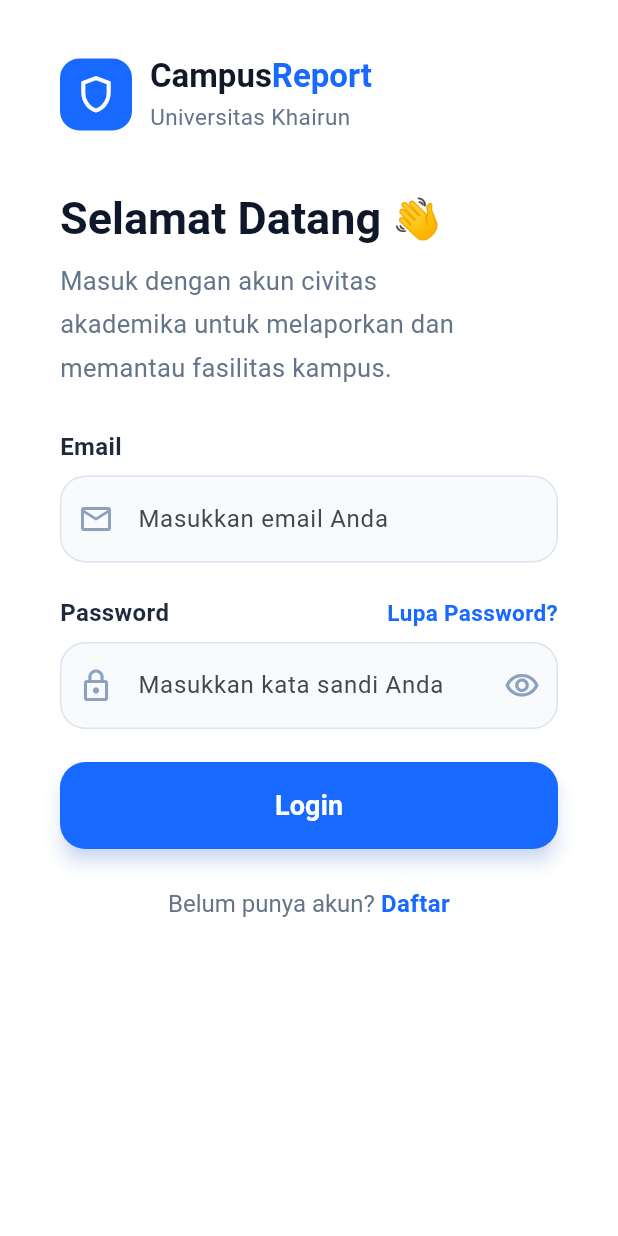
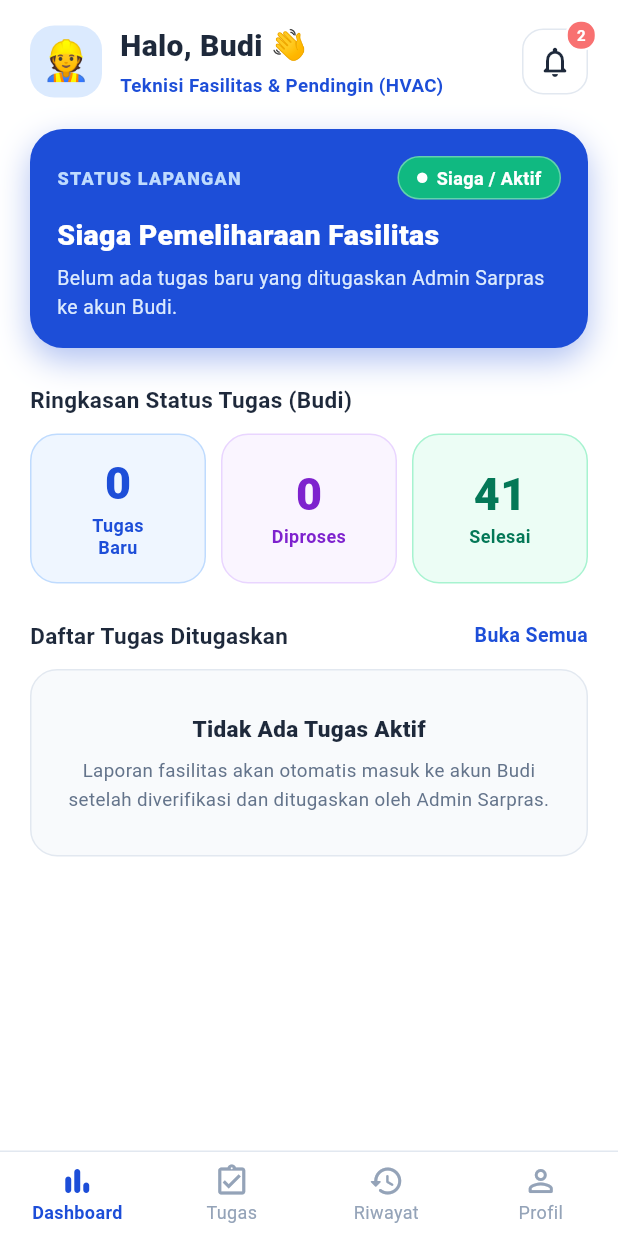
Before and after one commit to ekawati28/Projek-Mobile-, a Flutter app: the screen it shows after launch, on a phone screen of 412 x 824 dp. Run offline on Flutter 3.47's test engine with Material 3 defaults, Android fonts, the phone set to English and light mode, and no system bars; our stand-ins replace camera, image_picker, supabase_flutter; accounts and stored records are empty; Roboto replaces fonts that are missing (Arial).

Commit message:
Tambah dashboard petugas

```diff
--- a/lib/main.dart
+++ b/lib/main.dart
@@ -1,4 +1,5 @@
 
+import 'package:campusreport/views/petugas/dashboard_petugas.dart';
 import 'package:flutter/material.dart';
 import 'package:supabase_flutter/supabase_flutter.dart';
 
@@ -53,7 +54,7 @@ class CampusReportApp extends StatelessWidget {
           seedColor: const Color(0xFF2563EB),
         ),
       ),
-      home: const SplashPage(),
+      home: const DashboardPetugasPage(),
     );
   }
 }
--- /dev/null
+++ b/lib/views/petugas/dashboard_petugas.dart
@@ -0,0 +1,431 @@
+import 'package:flutter/material.dart';
+
+class DashboardPetugasPage extends StatefulWidget {
+  const DashboardPetugasPage({super.key});
+
+  @override
+  State<DashboardPetugasPage> createState() => _DashboardPetugasPageState();
+}
+
+class _DashboardPetugasPageState extends State<DashboardPetugasPage> {
+  // Data contoh, nanti ganti dengan data dari Supabase
+  final String nama = 'Budi';
+  final String jabatan = 'Teknisi Fasilitas & Pendingin (HVAC)';
+  final int jumlahNotifikasi = 2;
+  final int tugasBaru = 0;
+  final int tugasDiproses = 0;
+  final int tugasSelesai = 41;
+  final List<dynamic> daftarTugas = [];
+
+  int _selectedIndex = 0;
+
+  static const Color _biru = Color(0xFF1D4ED8);
+  static const Color _teksGelap = Color(0xFF1E293B);
+  static const Color _teksAbu = Color(0xFF64748B);
+
+  @override
+  Widget build(BuildContext context) {
+    return Scaffold(
+      backgroundColor: Colors.white,
+      body: SafeArea(
+        child: SingleChildScrollView(
+          padding: const EdgeInsets.symmetric(horizontal: 20, vertical: 16),
+          child: Column(
+            crossAxisAlignment: CrossAxisAlignment.start,
+            children: [
+              _buildHeader(),
+              const SizedBox(height: 20),
+              _buildStatusLapangan(),
+              const SizedBox(height: 24),
+              Text(
+                'Ringkasan Status Tugas ($nama)',
+                style: const TextStyle(
+                  fontSize: 15,
+                  fontWeight: FontWeight.w700,
+                  color: _teksGelap,
+                ),
+              ),
+              const SizedBox(height: 12),
+              _buildRingkasan(),
+              const SizedBox(height: 24),
+              _buildDaftarTugasHeader(),
+              const SizedBox(height: 12),
+              daftarTugas.isEmpty ? _buildTugasKosong() : _buildListTugas(),
+            ],
+          ),
+        ),
+      ),
+      bottomNavigationBar: _buildBottomNav(),
+    );
+  }
+
+  // ---------------- HEADER ----------------
+  Widget _buildHeader() {
+    return Row(
+      children: [
+        Container(
+          width: 48,
+          height: 48,
+          decoration: BoxDecoration(
+            color: const Color(0xFFDBEAFE),
+            borderRadius: BorderRadius.circular(16),
+          ),
+          child: const Center(
+            child: Text(
+              '👷',
+              style: TextStyle(fontSize: 26),
+            ),
+          ),
+        ),
+        const SizedBox(width: 12),
+        Expanded(
+          child: Column(
+            crossAxisAlignment: CrossAxisAlignment.start,
+            children: [
+              Text(
+                'Halo, $nama 👋',
+                style: const TextStyle(
+                  fontSize: 20,
+                  fontWeight: FontWeight.w800,
+                  color: _teksGelap,
+                ),
+              ),
+              const SizedBox(height: 2),
+              Text(
+                jabatan,
+                style: const TextStyle(
+                  fontSize: 12.5,
+                  fontWeight: FontWeight.w600,
+                  color: _biru,
+                  height: 1.5,
+                ),
+              ),
+            ],
+          ),
+        ),
+        const SizedBox(width: 8),
+        Stack(
+          clipBehavior: Clip.none,
+          children: [
+            Container(
+              width: 44,
+              height: 44,
+              decoration: BoxDecoration(
+                color: Colors.white,
+                borderRadius: BorderRadius.circular(14),
+                border: Border.all(color: const Color(0xFFE2E8F0)),
+              ),
+              child: const Icon(Icons.notifications_none_rounded,
+                  color: _teksGelap, size: 24),
+            ),
+            if (jumlahNotifikasi > 0)
+              Positioned(
+                top: -6,
+                right: -6,
+                child: Container(
+                  padding:
+                      const EdgeInsets.symmetric(horizontal: 6, vertical: 2),
+                  decoration: BoxDecoration(
+                    color: const Color(0xFFF87171),
+                    borderRadius: BorderRadius.circular(10),
+                    border: Border.all(color: Colors.white, width: 1.5),
+                  ),
+                  child: Text(
+                    '$jumlahNotifikasi',
+                    style: const TextStyle(
+                      color: Colors.white,
+                      fontSize: 10,
+                      fontWeight: FontWeight.w700,
+                    ),
+                  ),
+                ),
+              ),
+          ],
+        ),
+      ],
+    );
+  }
+
+  // ---------------- KARTU STATUS LAPANGAN ----------------
+  Widget _buildStatusLapangan() {
+    return Container(
+      width: double.infinity,
+      padding: const EdgeInsets.all(18),
+      decoration: BoxDecoration(
+        color: _biru,
+        borderRadius: BorderRadius.circular(22),
+        boxShadow: [
+          BoxShadow(
+            color: _biru.withOpacity(0.35),
+            blurRadius: 18,
+            offset: const Offset(0, 8),
+          ),
+        ],
+      ),
+      child: Column(
+        crossAxisAlignment: CrossAxisAlignment.start,
+        children: [
+          Row(
+            mainAxisAlignment: MainAxisAlignment.spaceBetween,
+            children: [
+              const Text(
+                'STATUS LAPANGAN',
+                style: TextStyle(
+                  color: Color(0xFFBFDBFE),
+                  fontSize: 12,
+                  fontWeight: FontWeight.w800,
+                  letterSpacing: 0.8,
+                ),
+              ),
+              Container(
+                padding:
+                    const EdgeInsets.symmetric(horizontal: 12, vertical: 5),
+                decoration: BoxDecoration(
+                  color: const Color(0xFF10B981),
+                  borderRadius: BorderRadius.circular(20),
+                  border: Border.all(color: Colors.white.withOpacity(0.35)),
+                ),
+                child: Row(
+                  mainAxisSize: MainAxisSize.min,
+                  children: [
+                    Container(
+                      width: 7,
+                      height: 7,
+                      decoration: const BoxDecoration(
+                        color: Colors.white,
+                        shape: BoxShape.circle,
+                      ),
+                    ),
+                    const SizedBox(width: 6),
+                    const Text(
+                      'Siaga / Aktif',
+                      style: TextStyle(
+                        color: Colors.white,
+                        fontSize: 12,
+                        fontWeight: FontWeight.w700,
+                      ),
+                    ),
+                  ],
+                ),
+              ),
+            ],
+          ),
+          const SizedBox(height: 10),
+          const Text(
+            'Siaga Pemeliharaan Fasilitas',
+            style: TextStyle(
+              color: Colors.white,
+              fontSize: 19,
+              fontWeight: FontWeight.w800,
+            ),
+          ),
+          const SizedBox(height: 6),
+          Text(
+            'Belum ada tugas baru yang ditugaskan Admin Sarpras ke akun $nama.',
+            style: const TextStyle(
+              color: Color(0xFFDBEAFE),
+              fontSize: 13,
+              height: 1.45,
+            ),
+          ),
+        ],
+      ),
+    );
+  }
+
+  // ---------------- RINGKASAN 3 KARTU ----------------
+  Widget _buildRingkasan() {
+    return Row(
+      children: [
+        Expanded(
+          child: _kartuAngka(
+            jumlah: tugasBaru,
+            label: 'Tugas\nBaru',
+            warna: const Color(0xFF1D4ED8),
+            warnaBg: const Color(0xFFEFF6FF),
+            warnaBorder: const Color(0xFFBFDBFE),
+          ),
+        ),
+        const SizedBox(width: 10),
+        Expanded(
+          child: _kartuAngka(
+            jumlah: tugasDiproses,
+            label: 'Diproses',
+            warna: const Color(0xFF7E22CE),
+            warnaBg: const Color(0xFFFAF5FF),
+            warnaBorder: const Color(0xFFE9D5FF),
+          ),
+        ),
+        const SizedBox(width: 10),
+        Expanded(
+          child: _kartuAngka(
+            jumlah: tugasSelesai,
+            label: 'Selesai',
+            warna: const Color(0xFF047857),
+            warnaBg: const Color(0xFFECFDF5),
+            warnaBorder: const Color(0xFFA7F3D0),
+          ),
+        ),
+      ],
+    );
+  }
+
+  Widget _kartuAngka({
+    required int jumlah,
+    required String label,
+    required Color warna,
+    required Color warnaBg,
+    required Color warnaBorder,
+  }) {
+    return Container(
+      height: 100,
+      decoration: BoxDecoration(
+        color: warnaBg,
+        borderRadius: BorderRadius.circular(18),
+        border: Border.all(color: warnaBorder),
+      ),
+      child: Column(
+        mainAxisAlignment: MainAxisAlignment.center,
+        children: [
+          Text(
+            '$jumlah',
+            style: TextStyle(
+              fontSize: 30,
+              fontWeight: FontWeight.w800,
+              color: warna,
+              height: 1.1,
+            ),
+          ),
+          const SizedBox(height: 4),
+          Text(
+            label,
+            textAlign: TextAlign.center,
+            style: TextStyle(
+              fontSize: 12,
+              fontWeight: FontWeight.w700,
+              color: warna,
+              height: 1.25,
+            ),
+          ),
+        ],
+      ),
+    );
+  }
+
+  // ---------------- DAFTAR TUGAS ----------------
+  Widget _buildDaftarTugasHeader() {
+    return Row(
+      mainAxisAlignment: MainAxisAlignment.spaceBetween,
+      children: [
+        const Text(
+          'Daftar Tugas Ditugaskan',
+          style: TextStyle(
+            fontSize: 15,
+            fontWeight: FontWeight.w700,
+            color: _teksGelap,
+          ),
+        ),
+        GestureDetector(
+          onTap: () {
+            // TODO: buka halaman semua tugas
+          },
+          child: const Text(
+            'Buka Semua',
+            style: TextStyle(
+              fontSize: 13,
+              fontWeight: FontWeight.w700,
+              color: _biru,
+            ),
+          ),
+        ),
+      ],
+    );
+  }
+
+  Widget _buildTugasKosong() {
+    return Container(
+      width: double.infinity,
+      padding: const EdgeInsets.symmetric(horizontal: 24, vertical: 28),
+      decoration: BoxDecoration(
+        color: const Color(0xFFF8FAFC),
+        borderRadius: BorderRadius.circular(18),
+        border: Border.all(color: const Color(0xFFE2E8F0)),
+      ),
+      child: const Column(
+        children: [
+          Text(
+            'Tidak Ada Tugas Aktif',
+            style: TextStyle(
+              fontSize: 15,
+              fontWeight: FontWeight.w800,
+              color: _teksGelap,
+            ),
+          ),
+          SizedBox(height: 8),
+          Text(
+            'Laporan fasilitas akan otomatis masuk ke akun Budi setelah diverifikasi dan ditugaskan oleh Admin Sarpras.',
+            textAlign: TextAlign.center,
+            style: TextStyle(
+              fontSize: 12.5,
+              color: _teksAbu,
+              height: 1.5,
+            ),
+          ),
+        ],
+      ),
+    );
+  }
+
+  Widget _buildListTugas() {
+    // TODO: tampilkan daftar tugas dari database
+    return ListView.separated(
+      shrinkWrap: true,
+      physics: const NeverScrollableScrollPhysics(),
+      itemCount: daftarTugas.length,
+      separatorBuilder: (_, __) => const SizedBox(height: 10),
+      itemBuilder: (context, index) => const SizedBox(),
+    );
+  }
+
+  // ---------------- BOTTOM NAV ----------------
+  Widget _buildBottomNav() {
+    return Container(
+      decoration: const BoxDecoration(
+        color: Colors.white,
+        border: Border(top: BorderSide(color: Color(0xFFE2E8F0))),
+      ),
+      child: SafeArea(
+        child: BottomNavigationBar(
+          currentIndex: _selectedIndex,
+          onTap: (i) => setState(() => _selectedIndex = i),
+          type: BottomNavigationBarType.fixed,
+          backgroundColor: Colors.white,
+          elevation: 0,
+          selectedItemColor: _biru,
+          unselectedItemColor: const Color(0xFF94A3B8),
+          selectedFontSize: 12,
+          unselectedFontSize: 12,
+          selectedLabelStyle: const TextStyle(fontWeight: FontWeight.w700),
+          items: const [
+            BottomNavigationBarItem(
+              icon: Icon(Icons.bar_chart_rounded),
+              label: 'Dashboard',
+            ),
+            BottomNavigationBarItem(
+              icon: Icon(Icons.assignment_turned_in_outlined),
+              label: 'Tugas',
+            ),
+            BottomNavigationBarItem(
+              icon: Icon(Icons.history_rounded),
+              label: 'Riwayat',
+            ),
+            BottomNavigationBarItem(
+              icon: Icon(Icons.person_outline_rounded),
+              label: 'Profil',
+            ),
+          ],
+        ),
+      ),
+    );
+  }
+}
```
